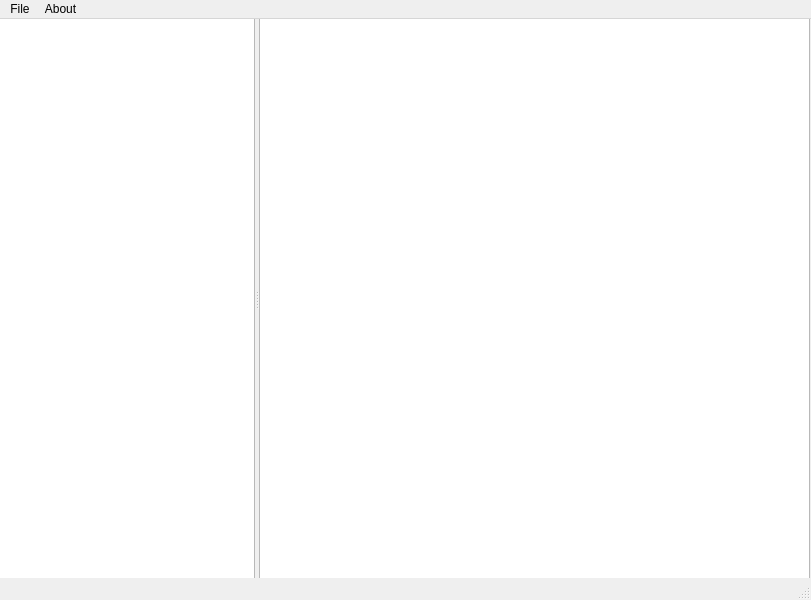
denolia/pyqtlearnwords, file app/ui/mainwindow.ui: the form before one commit.
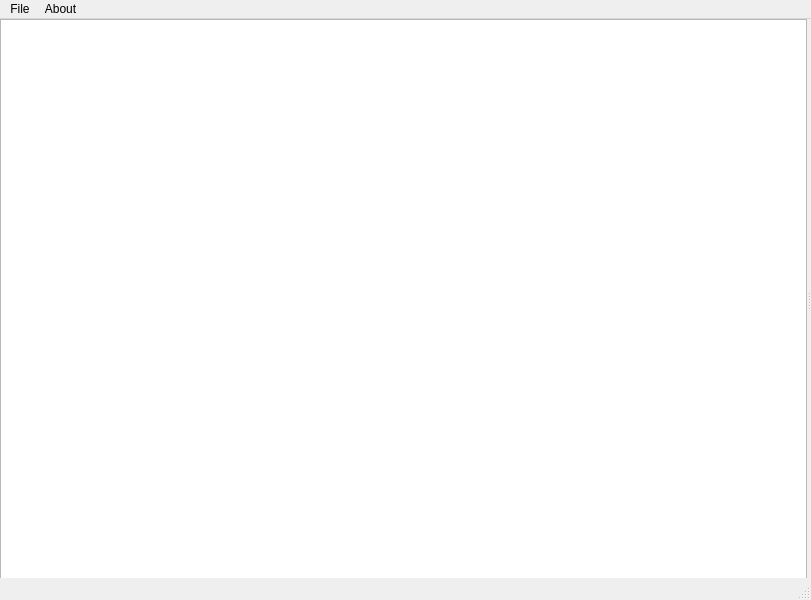
The form after the commit.

Commit message: table is moved to a component

The edit to the form file:
```diff
--- a/app/ui/mainwindow.ui
+++ b/app/ui/mainwindow.ui
@@ -14,33 +14,26 @@
    <string>MainWindow</string>
   </property>
   <widget class="QWidget" name="centralwidget">
-   <widget class="QWidget" name="horizontalLayoutWidget">
+   <widget class="QSplitter" name="splitter">
     <property name="geometry">
      <rect>
-      <x>-1</x>
-      <y>-1</y>
+      <x>0</x>
+      <y>0</y>
       <width>811</width>
       <height>561</height>
      </rect>
     </property>
-    <layout class="QHBoxLayout" name="horizontalLayout">
-     <item>
-      <widget class="QSplitter" name="splitter">
        <property name="orientation">
         <enum>Qt::Horizontal</enum>
        </property>
-       <widget class="QListWidget" name="listWidget"/>
-       <widget class="QTableWidget" name="tableWidget">
-        <property name="sizePolicy">
-         <sizepolicy hsizetype="Expanding" vsizetype="Expanding">
-          <horstretch>2</horstretch>
-          <verstretch>0</verstretch>
-         </sizepolicy>
-        </property>
-       </widget>
-      </widget>
-     </item>
-    </layout>
+    <widget class="QListView" name="listView"/>
+    <widget class="QWidget" name="verticalLayoutWidget">
+     <layout class="QVBoxLayout" name="verticalLayout" stretch="">
+      <property name="sizeConstraint">
+       <enum>QLayout::SetMinimumSize</enum>
+      </property>
+     </layout>
+    </widget>
    </widget>
   </widget>
   <widget class="QMenuBar" name="menubar">
```
Lines whose indentation alone changed are shown as unchanged. The commit also changes 5 other files.
